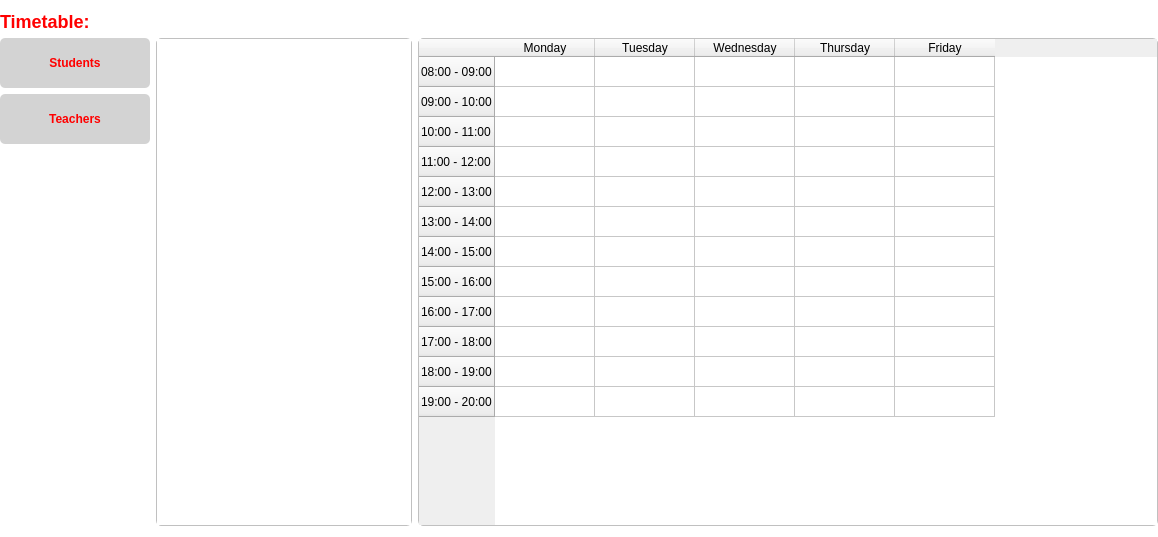
Old version of the form src/views/timetable/Timetable.ui in the repository TudorMaxim/flag_colouring_model.
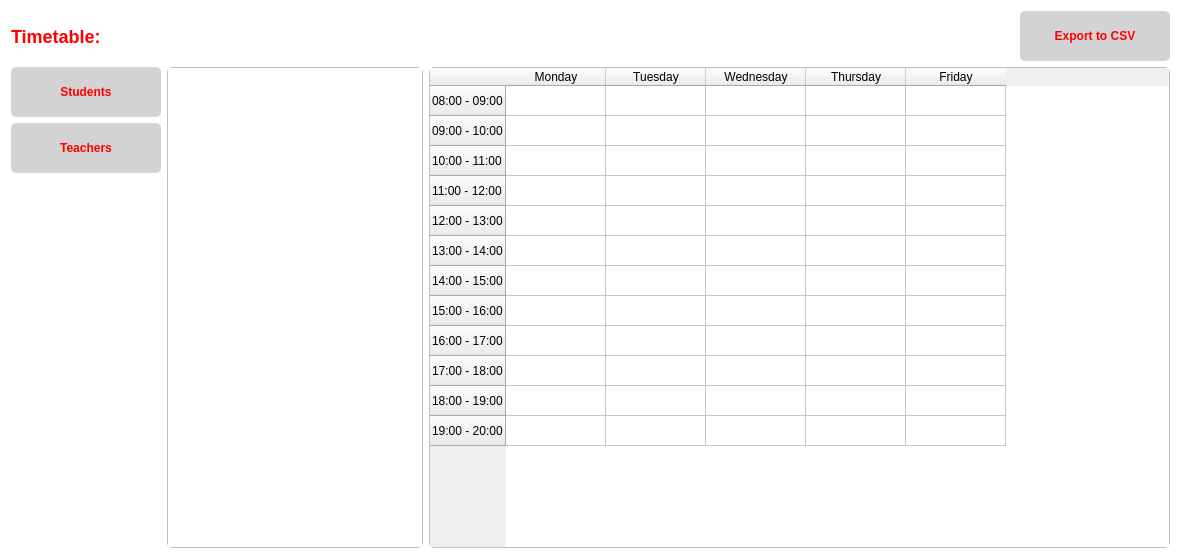
New version of the form.

What changed in the file:
```diff
--- a/src/views/timetable/Timetable.ui
+++ b/src/views/timetable/Timetable.ui
@@ -6,8 +6,8 @@
    <rect>
     <x>0</x>
     <y>0</y>
-    <width>1158</width>
-    <height>537</height>
+    <width>1181</width>
+    <height>559</height>
    </rect>
   </property>
   <property name="windowTitle">
@@ -60,21 +60,47 @@
 QListWidget {
 	border: 1px solid silver;
 	border-radius: 5px;
+}
+
+QListWidget::item::selected {
+	background-color: red;
+	color: white;
 }</string>
   </property>
   <layout class="QVBoxLayout" name="verticalLayout_2">
-   <property name="leftMargin">
-    <number>0</number>
-   </property>
-   <property name="rightMargin">
-    <number>0</number>
-   </property>
    <item>
-    <widget class="QLabel" name="timetable_label">
-     <property name="text">
-      <string>Timetable:</string>
-     </property>
-    </widget>
+    <layout class="QHBoxLayout" name="horizontalLayout_2">
+     <item>
+      <widget class="QLabel" name="timetable_label">
+       <property name="text">
+        <string>Timetable:</string>
+       </property>
+      </widget>
+     </item>
+     <item>
+      <spacer name="horizontalSpacer">
+       <property name="orientation">
+        <enum>Qt::Horizontal</enum>
+       </property>
+       <property name="sizeHint" stdset="0">
+        <size>
+         <width>40</width>
+         <height>20</height>
+        </size>
+       </property>
+      </spacer>
+     </item>
+     <item>
+      <widget class="QPushButton" name="export_button">
+       <property name="text">
+        <string>Export to CSV</string>
+       </property>
+       <property name="cssClass" stdset="0">
+        <string>active</string>
+       </property>
+      </widget>
+     </item>
+    </layout>
    </item>
    <item>
     <layout class="QHBoxLayout" name="horizontalLayout">
```
